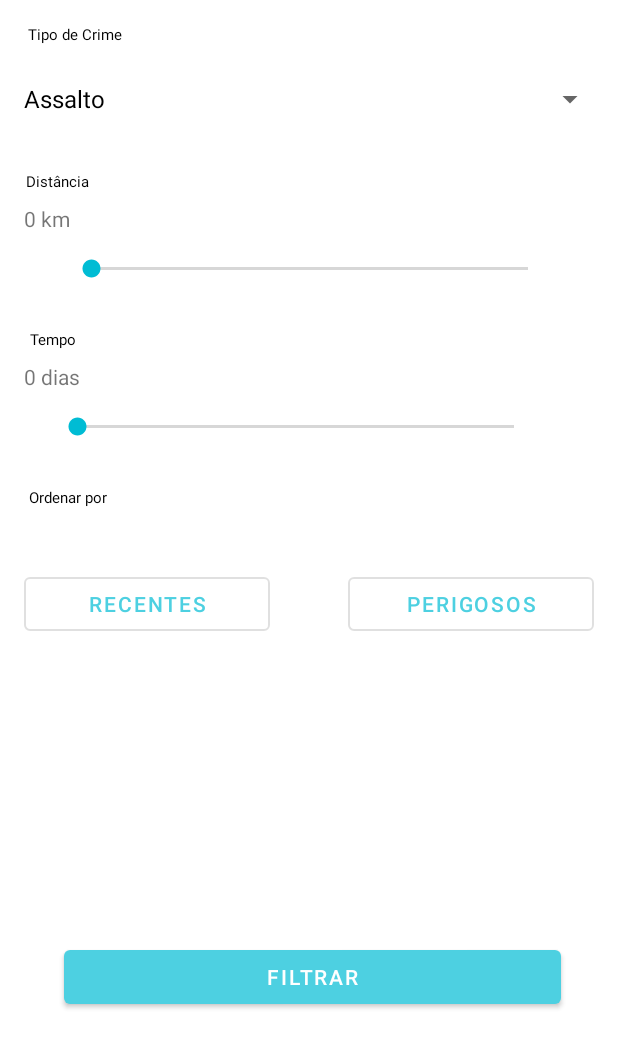
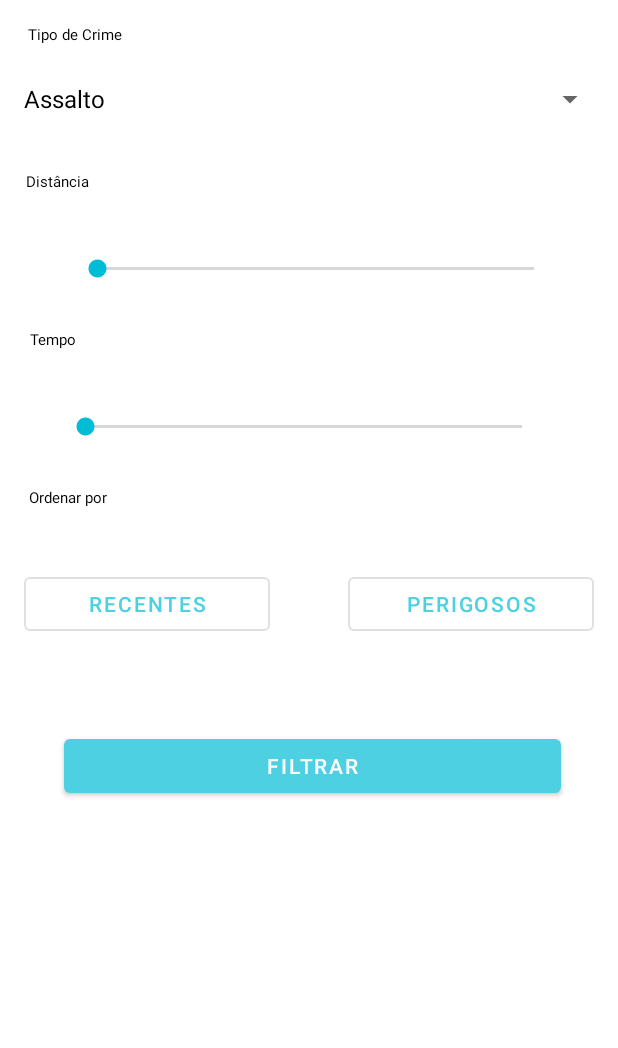
Before and after one commit to Safe-Walk/SafeWalk, an Android app: the FilterActivity screen opened directly, with no data from a screen before it, on a phone screen of 412 x 824 dp. Shown: the top 1048 px of the screen. Run offline under Robolectric (Android 15) with nearby library versions, the phone set to English and light mode, and no system bars.

Commit message:
Mudanças na tela de filtros

```diff
--- a/app/src/main/java/com/sw/safewalk/FilterActivity.java
+++ b/app/src/main/java/com/sw/safewalk/FilterActivity.java
@@ -26,7 +26,9 @@ public class FilterActivity extends AppCompatActivity {
         setContentView(R.layout.activity_filter);
 
         final SeekBar distance = findViewById(R.id.distance);
+        final SeekBar time = findViewById(R.id.time);
         final TextView maxDistance = findViewById(R.id.maxDistance);
+        final TextView maxTime = findViewById(R.id.maxTime);
         final Button btnDate = findViewById(R.id.btnDate);
         final Button btnDanger = findViewById(R.id.btnDanger);
         final Button btnFilter = findViewById(R.id.btnFilter);
@@ -35,11 +37,32 @@ public class FilterActivity extends AppCompatActivity {
         ArrayAdapter<String> adapter = new ArrayAdapter<>(this, android.R.layout.simple_spinner_dropdown_item, items);
         dropdown.setAdapter(adapter);
 
-
         distance.setOnSeekBarChangeListener(new SeekBar.OnSeekBarChangeListener() {
             @Override
             public void onProgressChanged(SeekBar distance, int progress, boolean b) {
                 maxDistance.setText(String.valueOf(progress) + " km");
+            }
+
+            @Override
+            public void onStartTrackingTouch(SeekBar distance) {
+
+            }
+
+            @Override
+            public void onStopTrackingTouch(SeekBar distance) {
+
+            }
+        });
+
+        time.setMax(30);
+        time.setOnSeekBarChangeListener(new SeekBar.OnSeekBarChangeListener() {
+            @Override
+            public void onProgressChanged(SeekBar time, int progress, boolean b) {
+                if(progress == 0 || progress == 1) {
+                    maxTime.setText(String.valueOf(progress) + " dia");
+                } else {
+                    maxTime.setText(String.valueOf(progress) + " dias");
+                }
             }
 
             @Override
--- a/app/src/main/java/com/sw/safewalk/SortAndFilterActivity.java
+++ b/app/src/main/java/com/sw/safewalk/SortAndFilterActivity.java
@@ -95,7 +95,6 @@ public class SortAndFilterActivity extends AppCompatActivity {
         return deg * (Math.PI/180);
     }
 
-
     public void sortArray() {
         if(danger) {
             CountingSort s = new CountingSort();
--- a/app/src/main/res/layout/activity_filter.xml
+++ b/app/src/main/res/layout/activity_filter.xml
@@ -7,7 +7,7 @@
     tools:context=".FilterActivity">
 
     <TextView
-        android:id="@+id/maxDistance2"
+        android:id="@+id/maxTime"
         android:layout_width="wrap_content"
         android:layout_height="wrap_content"
         android:layout_marginEnd="16dp"
@@ -16,27 +16,17 @@
         app:layout_constraintTop_toBottomOf="@+id/txt3"
         tools:text="0 dias" />
 
-    <TextView
-        android:id="@+id/textView2"
-        android:layout_width="wrap_content"
-        android:layout_height="wrap_content"
-        android:layout_marginStart="16dp"
-        android:layout_marginTop="8dp"
-        android:text="0 dias"
-        app:layout_constraintStart_toStartOf="parent"
-        app:layout_constraintTop_toBottomOf="@+id/txt3" />
-
     <SeekBar
-        android:id="@+id/distance2"
+        android:id="@+id/time"
         android:layout_width="323dp"
         android:layout_height="32dp"
         android:layout_marginEnd="8dp"
-        android:layout_marginStart="8dp"
+        android:layout_marginStart="16dp"
         android:layout_marginTop="8dp"
         app:layout_constraintEnd_toEndOf="parent"
         app:layout_constraintHorizontal_bias="0.38"
         app:layout_constraintStart_toStartOf="parent"
-        app:layout_constraintTop_toBottomOf="@+id/textView2" />
+        app:layout_constraintTop_toBottomOf="@+id/maxTime" />
 
     <TextView
         android:id="@+id/txt3"
@@ -66,7 +56,7 @@
         app:layout_constraintEnd_toEndOf="parent"
         app:layout_constraintHorizontal_bias="0.032"
         app:layout_constraintStart_toStartOf="parent"
-        app:layout_constraintTop_toBottomOf="@+id/distance2" />
+        app:layout_constraintTop_toBottomOf="@+id/time" />
 
     <TextView
         android:id="@+id/maxDistance"
@@ -125,21 +115,11 @@
         android:layout_width="323dp"
         android:layout_height="32dp"
         android:layout_marginEnd="8dp"
-        android:layout_marginStart="8dp"
+        android:layout_marginStart="16dp"
         android:layout_marginTop="8dp"
         app:layout_constraintEnd_toEndOf="parent"
         app:layout_constraintStart_toStartOf="parent"
-        app:layout_constraintTop_toBottomOf="@+id/textView5" />
-
-    <TextView
-        android:id="@+id/textView5"
-        android:layout_width="wrap_content"
-        android:layout_height="wrap_content"
-        android:layout_marginStart="16dp"
-        android:layout_marginTop="8dp"
-        android:text="0 km"
-        app:layout_constraintStart_toStartOf="parent"
-        app:layout_constraintTop_toBottomOf="@+id/txt" />
+        app:layout_constraintTop_toBottomOf="@+id/maxDistance" />
 
     <Button
         android:id="@+id/btnDate"
@@ -181,6 +161,7 @@
         app:layout_constraintEnd_toEndOf="parent"
         app:layout_constraintHorizontal_bias="0.538"
         app:layout_constraintStart_toStartOf="parent"
-        app:layout_constraintTop_toBottomOf="@+id/btnDanger" />
+        app:layout_constraintTop_toBottomOf="@+id/btnDanger"
+        app:layout_constraintVertical_bias="0.0" />
 
 </android.support.constraint.ConstraintLayout>
```
